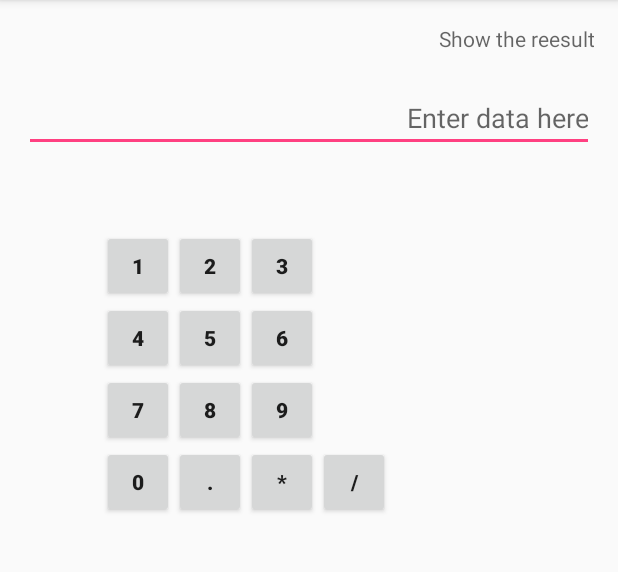
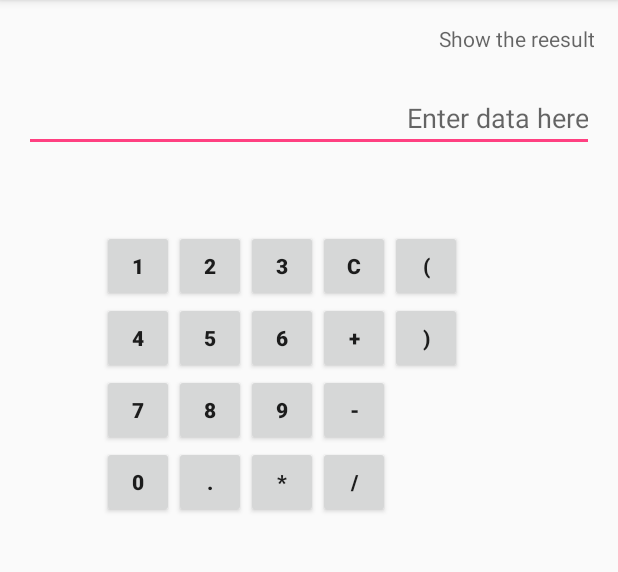
Before and after one commit to vonschbo/my-simple-android-calculator, an Android app: the screen it shows after launch (MainActivity), on a phone screen of 412 x 824 dp, the part 84-656 px from its top. Run offline under Robolectric (Android 15) with nearby library versions, the phone set to English and light mode, and no system bars.

Commit message:
add simple UI

```diff
--- a/app/src/main/java/geo/com/example/bo/comp6442_assignment_2_2016/MainActivity.java
+++ b/app/src/main/java/geo/com/example/bo/comp6442_assignment_2_2016/MainActivity.java
@@ -2,12 +2,41 @@ package geo.com.example.bo.comp6442_assignment_2_2016;
 
 import android.support.v7.app.AppCompatActivity;
 import android.os.Bundle;
+import android.view.View;
+import android.widget.Button;
+import android.widget.EditText;
+import android.widget.TextView;
 
 public class MainActivity extends AppCompatActivity {
+    private EditText editText;
+    private TextView textView;
+    private float pressBF;
+    private String Operation;
 
     @Override
     protected void onCreate(Bundle savedInstanceState) {
         super.onCreate(savedInstanceState);
         setContentView(R.layout.activity_main);
+        editText = (EditText)findViewById(R.id.editText);
+
+        int BtList[] = {R.id.button0,R.id.button1,R.id.button2,R.id.button3,
+                R.id.button4,R.id.button5,R.id.button6,
+                R.id.button7,R.id.button8,R.id.button9,
+                R.id.button_Cancel,R.id.button_div,R.id.button_dot,R.id.button_Minus,
+                R.id.button_multi,R.id.button_plus,
+                R.id.button_leftBr,R.id.button_RightBr,};
+
+        for(int Btid : BtList){
+            View view = (View)findViewById(Btid);
+
+        }
+    }
+
+    //press the button and create the value in the EditText Unfinished
+    //https://www.youtube.com/watch?v=_sodmekXeDY
+    public void Btn_Create(View sender){
+        if(editText.getText().length()>8)return;
+        Button bt = (Button)sender;
+        editText.setText(bt.getText());
     }
 }
--- a/app/src/main/res/layout/activity_main.xml
+++ b/app/src/main/res/layout/activity_main.xml
@@ -32,14 +32,15 @@
         android:layout_width="wrap_content"
         android:layout_height="wrap_content"
         android:text="1"
-        android:id="@+id/button"
+        android:id="@+id/button1"
         android:layout_marginTop="52dp"
         android:textStyle="bold"
         android:layout_marginLeft="52dp"
         android:layout_marginStart="52dp"
         android:layout_below="@+id/editText"
         android:layout_alignParentLeft="true"
-        android:layout_alignParentStart="true" />
+        android:layout_alignParentStart="true"
+        android:onClick="Btn_Create"/>
 
     <Button
         style="?android:attr/buttonStyleSmall"
@@ -48,9 +49,10 @@
         android:text="2"
         android:id="@+id/button2"
         android:textStyle="bold"
-        android:layout_alignBottom="@+id/button"
-        android:layout_toRightOf="@+id/button"
-        android:layout_toEndOf="@+id/button" />
+        android:layout_alignBottom="@+id/button1"
+        android:layout_toRightOf="@+id/button1"
+        android:layout_toEndOf="@+id/button1"
+        android:onClick="Btn_Create"/>
 
     <Button
         style="?android:attr/buttonStyleSmall"
@@ -61,7 +63,8 @@
         android:textStyle="bold"
         android:layout_alignBottom="@+id/button2"
         android:layout_toRightOf="@+id/button2"
-        android:layout_toEndOf="@+id/button2" />
+        android:layout_toEndOf="@+id/button2"
+        android:onClick="Btn_Create"/>
 
     <Button
         style="?android:attr/buttonStyleSmall"
@@ -70,9 +73,10 @@
         android:text="4"
         android:id="@+id/button4"
         android:textStyle="bold"
-        android:layout_below="@+id/button"
-        android:layout_alignLeft="@+id/button"
-        android:layout_alignStart="@+id/button" />
+        android:layout_below="@+id/button1"
+        android:layout_alignLeft="@+id/button1"
+        android:layout_alignStart="@+id/button1"
+        android:onClick="Btn_Create"/>
 
     <Button
         style="?android:attr/buttonStyleSmall"
@@ -81,9 +85,10 @@
         android:text="6"
         android:id="@+id/button5"
         android:textStyle="bold"
-        android:layout_below="@+id/button"
+        android:layout_below="@+id/button1"
         android:layout_alignRight="@+id/button3"
-        android:layout_alignEnd="@+id/button3" />
+        android:layout_alignEnd="@+id/button3"
+        android:onClick="Btn_Create"/>
 
     <Button
         style="?android:attr/buttonStyleSmall"
@@ -94,7 +99,8 @@
         android:textStyle="bold"
         android:layout_alignTop="@+id/button4"
         android:layout_toRightOf="@+id/button4"
-        android:layout_toEndOf="@+id/button4" />
+        android:layout_toEndOf="@+id/button4"
+        android:onClick="Btn_Create"/>
 
     <Button
         style="?android:attr/buttonStyleSmall"
@@ -105,7 +111,8 @@
         android:textStyle="bold"
         android:layout_below="@+id/button4"
         android:layout_toRightOf="@+id/button4"
-        android:layout_toEndOf="@+id/button4" />
+        android:layout_toEndOf="@+id/button4"
+        android:onClick="Btn_Create"/>
 
     <Button
         style="?android:attr/buttonStyleSmall"
@@ -116,7 +123,8 @@
         android:textStyle="bold"
         android:layout_below="@+id/button4"
         android:layout_alignLeft="@+id/button4"
-        android:layout_alignStart="@+id/button4" />
+        android:layout_alignStart="@+id/button4"
+        android:onClick="Btn_Create"/>
 
     <Button
         style="?android:attr/buttonStyleSmall"
@@ -127,7 +135,8 @@
         android:textStyle="bold"
         android:layout_below="@+id/button5"
         android:layout_alignLeft="@+id/button5"
-        android:layout_alignStart="@+id/button5" />
+        android:layout_alignStart="@+id/button5"
+        android:onClick="Btn_Create"/>
 
     <Button
         style="?android:attr/buttonStyleSmall"
@@ -138,7 +147,8 @@
         android:textStyle="bold"
         android:layout_below="@+id/button7"
         android:layout_alignLeft="@+id/button8"
-        android:layout_alignStart="@+id/button8" />
+        android:layout_alignStart="@+id/button8"
+        android:onClick="Btn_Create"/>
 
     <Button
         style="?android:attr/buttonStyleSmall"
@@ -149,7 +159,8 @@
         android:textStyle="bold"
         android:layout_alignBottom="@+id/button0"
         android:layout_toRightOf="@+id/button0"
-        android:layout_toEndOf="@+id/button0" />
+        android:layout_toEndOf="@+id/button0"
+        android:onClick="Btn_Create"/>
 
     <Button
         style="?android:attr/buttonStyleSmall"
@@ -160,7 +171,8 @@
         android:textStyle="bold"
         android:layout_alignTop="@+id/button_dot"
         android:layout_toRightOf="@+id/button_dot"
-        android:layout_toEndOf="@+id/button_dot" />
+        android:layout_toEndOf="@+id/button_dot"
+        android:onClick="Btn_Create"/>
 
     <Button
         style="?android:attr/buttonStyleSmall"
@@ -172,6 +184,68 @@
         android:layout_alignBottom="@+id/button_multi"
         android:layout_toRightOf="@+id/button_multi"
         android:layout_toEndOf="@+id/button_multi"
-        android:singleLine="false" />
+        android:singleLine="false"
+        android:onClick="Btn_Create"/>
+
+    <Button
+        style="?android:attr/buttonStyleSmall"
+        android:layout_width="wrap_content"
+        android:layout_height="wrap_content"
+        android:text="C"
+        android:id="@+id/button_Cancel"
+        android:textStyle="bold"
+        android:singleLine="false"
+        android:layout_alignTop="@+id/button3"
+        android:layout_toRightOf="@+id/button3"
+        android:layout_toEndOf="@+id/button3"
+        android:onClick="Btn_Create"/>
+
+    <Button
+        style="?android:attr/buttonStyleSmall"
+        android:layout_width="wrap_content"
+        android:layout_height="wrap_content"
+        android:text="+"
+        android:id="@+id/button_plus"
+        android:textStyle="bold"
+        android:layout_below="@+id/button3"
+        android:layout_toRightOf="@+id/button3"
+        android:layout_toEndOf="@+id/button3"
+        android:onClick="Btn_Create"/>
+
+    <Button
+        style="?android:attr/buttonStyleSmall"
+        android:layout_width="wrap_content"
+        android:layout_height="wrap_content"
+        android:text="-"
+        android:id="@+id/button_Minus"
+        android:textStyle="bold"
+        android:layout_below="@+id/button_plus"
+        android:layout_alignLeft="@+id/button_div"
+        android:layout_alignStart="@+id/button_div"
+        android:onClick="Btn_Create"/>
+
+    <Button
+        style="?android:attr/buttonStyleSmall"
+        android:layout_width="wrap_content"
+        android:layout_height="wrap_content"
+        android:text="("
+        android:id="@+id/button_leftBr"
+        android:textStyle="bold"
+        android:layout_alignTop="@+id/button_Cancel"
+        android:layout_toRightOf="@+id/button_Cancel"
+        android:layout_toEndOf="@+id/button_Cancel"
+        android:onClick="Btn_Create"/>
+
+    <Button
+        style="?android:attr/buttonStyleSmall"
+        android:layout_width="wrap_content"
+        android:layout_height="wrap_content"
+        android:text=")"
+        android:id="@+id/button_RightBr"
+        android:textStyle="bold"
+        android:layout_below="@+id/button_Cancel"
+        android:layout_toRightOf="@+id/button_Cancel"
+        android:layout_toEndOf="@+id/button_Cancel"
+        android:onClick="Btn_Create"/>
 
 </RelativeLayout>
```
